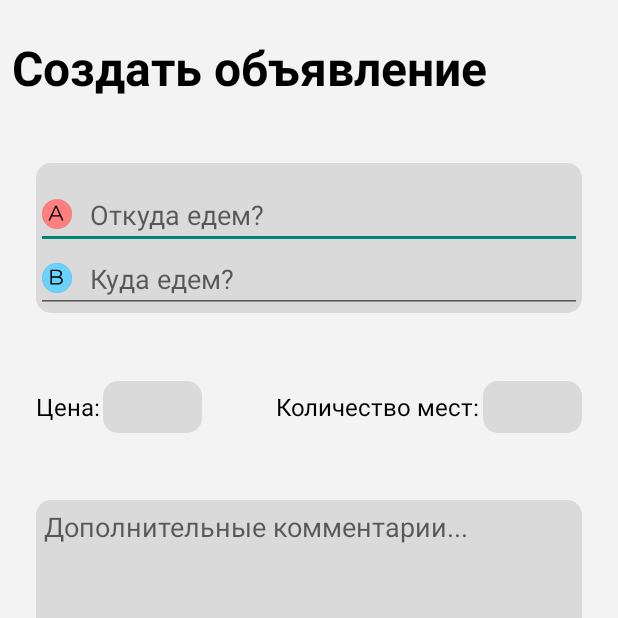
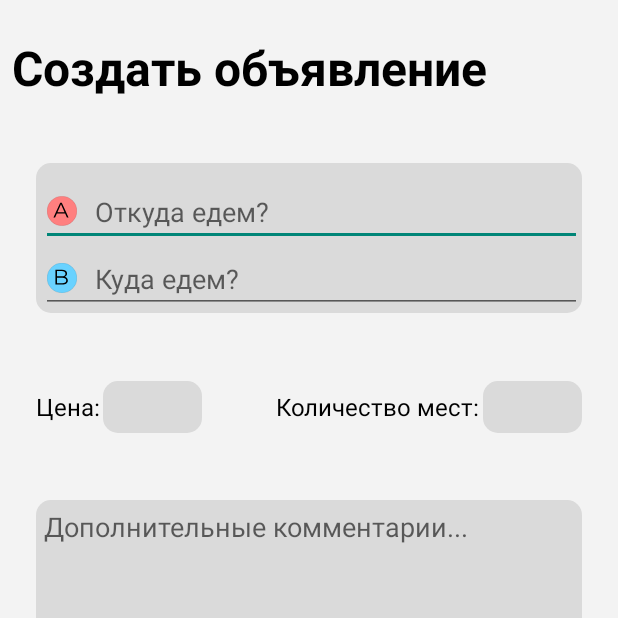
Before and after one commit to vk-education/BLDJ, an Android app: the fragment CreateFragment shown on its own in the app's theme, on a phone screen of 412 x 824 dp, the top half of it. Run offline under Robolectric (Android 15) with nearby library versions, the phone set to English and light mode, and no system bars.

Commit message:
hardcoded text cleanup, FrameLayout -> RelativeLayout in fragment_create.xml

```diff
--- a/app/build.gradle
+++ b/app/build.gradle
@@ -38,7 +38,6 @@ dependencies {
     implementation 'androidx.appcompat:appcompat:1.1.0'
     implementation 'com.google.android.material:material:1.1.0'
     implementation 'androidx.constraintlayout:constraintlayout:1.1.3'
-    implementation 'androidx.legacy:legacy-support-v4:1.0.0'
     testImplementation 'junit:junit:4.+'
     androidTestImplementation 'androidx.test.ext:junit:1.1.1'
     androidTestImplementation 'androidx.test.espresso:espresso-core:3.2.0'
--- a/app/src/main/res/layout/fragment_create.xml
+++ b/app/src/main/res/layout/fragment_create.xml
@@ -6,7 +6,6 @@
         android:layout_height="match_parent"
         android:background="@color/app_color"
         tools:context=".CreateFragment">
-
 
     <TextView
             android:id="@+id/create_text"
@@ -21,7 +20,7 @@
             app:layout_constraintTop_toTopOf="parent"
             android:textSize="32sp" />
 
-    <FrameLayout
+    <RelativeLayout
             android:id="@+id/frame_way"
             android:layout_height="100dp"
             android:layout_width="0dp"
@@ -32,27 +31,29 @@
             app:layout_constraintTop_toBottomOf="@id/create_text">
 
         <EditText
+                android:layout_marginStart="3dp"
                 android:drawableStart="@drawable/ic_a_point"
                 android:id="@+id/A_point"
-                android:layout_marginTop="12dp"
+                android:layout_marginTop="10dp"
                 android:drawablePadding="12dp"
+                android:layout_alignParentTop="true"
                 android:textColor="@color/black"
                 android:layout_marginBottom="20dp"
                 android:layout_height="wrap_content"
                 android:layout_width="match_parent"
-                android:layout_gravity="top"
                 android:hint="Откуда едем?" />
 
         <EditText
+                android:layout_marginStart="3dp"
                 android:drawableStart="@drawable/ic_b_point"
                 android:drawablePadding="12dp"
+                android:layout_alignParentBottom="true"
                 android:textColor="@color/black"
                 android:id="@+id/B_point"
                 android:layout_height="wrap_content"
                 android:layout_width="match_parent"
-                android:hint="Куда едем?"
-                android:layout_gravity="bottom" />
-    </FrameLayout>
+                android:hint="Куда едем?" />
+    </RelativeLayout>
 
     <TextView
             android:textSize="16sp"
--- a/app/src/main/res/layout/login_layout.xml
+++ b/app/src/main/res/layout/login_layout.xml
@@ -30,7 +30,9 @@
 
     <Button
             android:id="@+id/go_bttn"
-            android:text="           Далее           "
+            android:text="Далее"
+            android:paddingStart="90dp"
+            android:paddingEnd="90dp"
             android:padding="10dp"
             android:textSize="24sp"
             android:layout_marginBottom="100dp"
```
